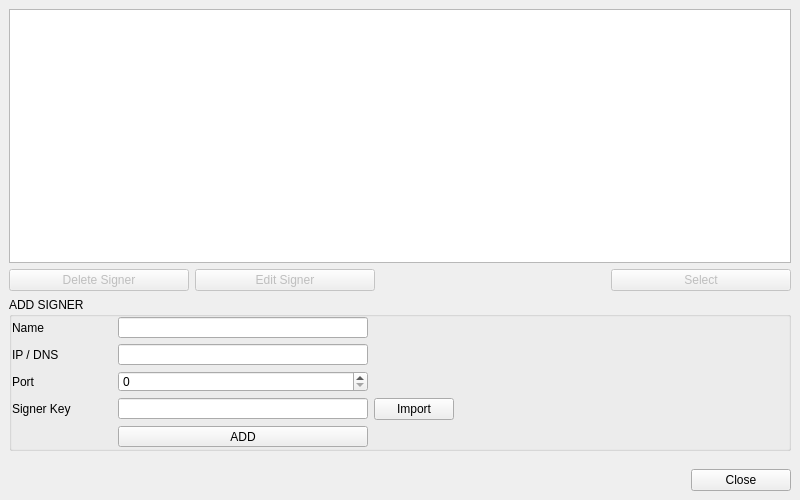
Qt form BlockSettleUILib/Settings/SignersManageWidget.ui (BlockSettle/terminal) before a commit.
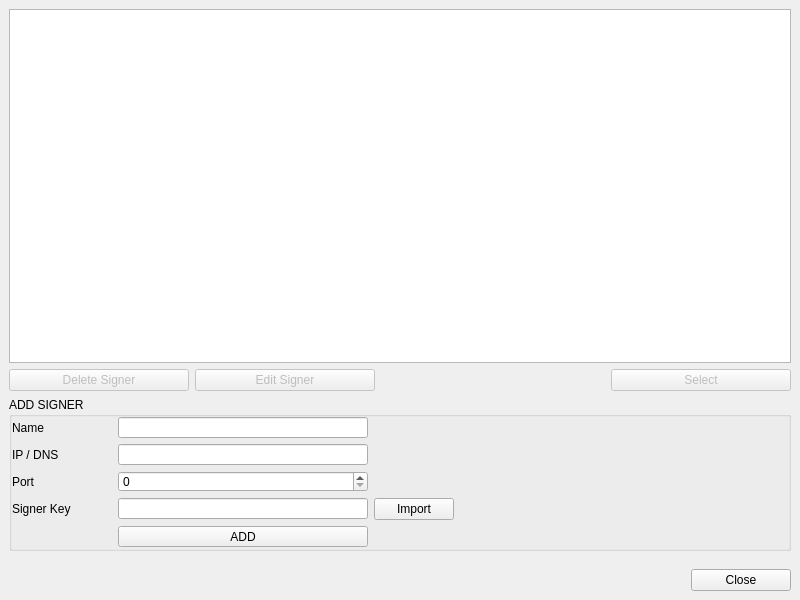
The same form after that commit. Icons and pictures are not drawn.

Patch:
```diff
--- a/BlockSettleUILib/Settings/SignersManageWidget.ui
+++ b/BlockSettleUILib/Settings/SignersManageWidget.ui
@@ -7,7 +7,7 @@
     <x>0</x>
     <y>0</y>
     <width>800</width>
-    <height>500</height>
+    <height>600</height>
    </rect>
   </property>
   <property name="sizeHint" stdset="0">
```
